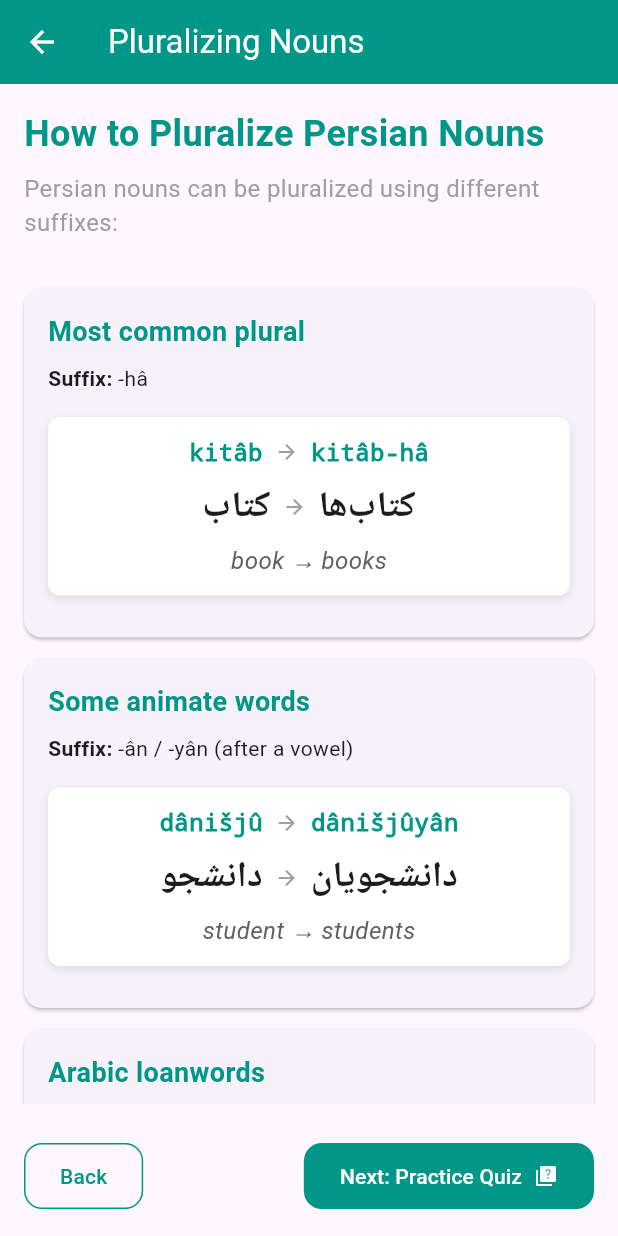
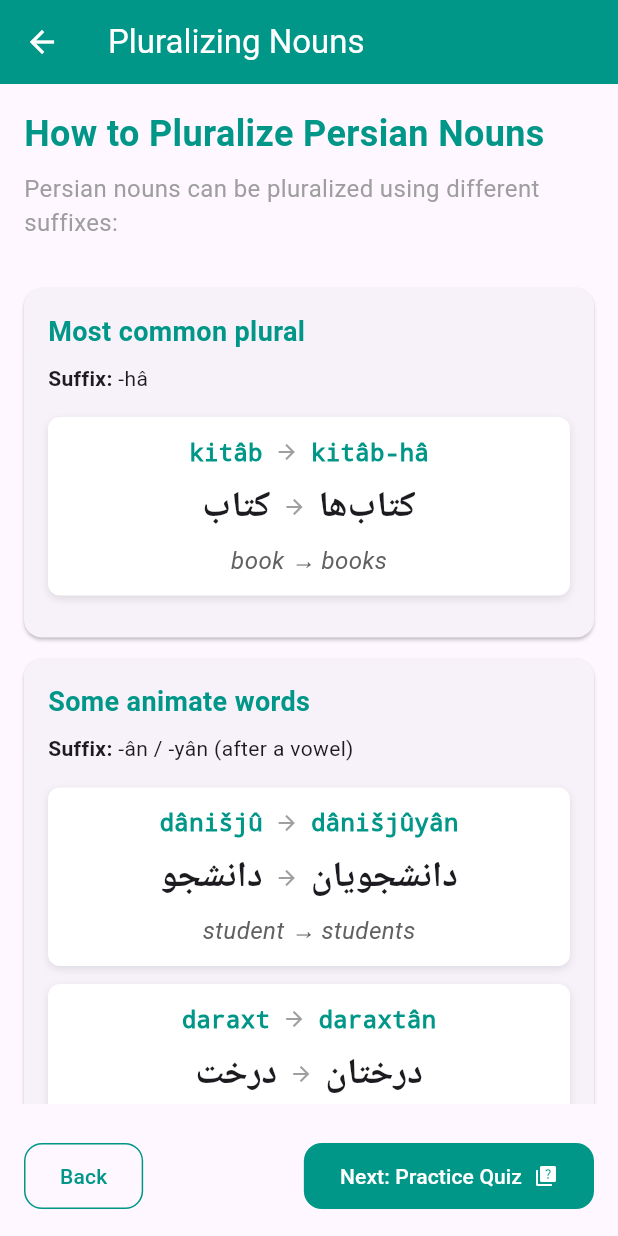
Before and after one commit to Tee-Ui-Seng/flutter-uas-2025, a Flutter app: the PluralizationPage screen opened directly, on a phone screen of 412 x 824 dp. Run offline on Flutter 3.47's test engine with Material 3 defaults, Android fonts, the phone set to English and light mode, and no system bars; our stand-ins replace audioplayers, cloud_firestore, firebase_auth, firebase_core; accounts and stored records are empty; generated files the repository leaves out were written again; Roboto replaces fonts that are missing (NotoNastaliqUrdu).

Commit message:
chore: commit local changes

```diff
--- a/lib/pages/noun_lessons/pluralization_page.dart
+++ b/lib/pages/noun_lessons/pluralization_page.dart
@@ -22,6 +22,11 @@ class PluralizationPage extends StatelessWidget {
       'meaning': 'student → students',
       'scriptFrom': 'دانشجو',
       'scriptTo': 'دانشجویان',
+      'exampleFrom2': 'daraxt',
+      'exampleTo2': 'daraxtân',
+      'meaning2': 'tree → trees',
+      'scriptFrom2': 'درخت',
+      'scriptTo2': 'درختان',
     },
     {
       'rule': 'Arabic loanwords',
@@ -31,7 +36,12 @@ class PluralizationPage extends StatelessWidget {
       'meaning': 'word → words',
       'scriptFrom': 'کلمه',
       'scriptTo': 'کلمات',
-      'notes': 'Note: The form kalima-hâ (کلمه‌ها) can also be found mostly in Tajik.',
+      'exampleFrom2': 'haivân',
+      'exampleTo2': 'haivânât',
+      'meaning2': 'animal → animals',
+      'scriptFrom2': 'حیوان',
+      'scriptTo2': 'حیوانات',
+      'notes': 'Note: The form kalima-hâ (کلمه‌ها), haivân-hâ (حیوان‌ها) can also be found mostly in Tajik.',
     },
     {
       'rule': 'Irregular plurals',
@@ -41,7 +51,22 @@ class PluralizationPage extends StatelessWidget {
       'meaning': 'object → objects',
       'scriptFrom': 'شیء',
       'scriptTo': 'اشیاء',
-      'notes': 'Note: The form šay’-hâ (شیءها) can also be found mostly in Tajik.',
+      'exampleFrom2': 'masjid',
+      'exampleTo2': 'masâjid',
+      'meaning2': 'mosque → mosques',
+      'scriptFrom2': 'مسجد',
+      'scriptTo2': 'مساجد',
+      'exampleFrom3': 'qânun',
+      'exampleTo3': 'qawânin',
+      'meaning3': 'law → laws',
+      'scriptFrom3': 'قانون',
+      'scriptTo3': 'قوانين',
+      'exampleFrom4': 'jazîra',
+      'exampleTo4': 'jazâ’ir',
+      'meaning4': 'island → islands',
+      'scriptFrom4': 'جزیره',
+      'scriptTo4': 'جزایر',
+      'notes': 'Note: The form šay’-hâ (شیءها), masjid-hâ (مسجدها), qânun-hâ (قانون‌ها), jazîra-hâ (جزیره‌ها) can also be found mostly in Tajik.',
     },
   ];
 
@@ -122,94 +147,43 @@ class PluralizationPage extends StatelessWidget {
                             const SizedBox(height: 16),
 
                             // ⭐ PLURAL TRANSFORMATION ⭐
-                            Container(
-                              padding: const EdgeInsets.all(12),
-                              margin: const EdgeInsets.only(bottom: 12),
-                              decoration: BoxDecoration(
-                                color: Colors.white,
-                                borderRadius: BorderRadius.circular(8),
-                                boxShadow: [
-                                  BoxShadow(
-                                    color: Colors.black.withValues(alpha: 0.1),
-                                    blurRadius: 4,
-                                    offset: const Offset(0, 2),
-                                  ),
-                                ],
+                            _moreExample(
+                              exampleFrom: rule['exampleFrom'],
+                              exampleTo: rule['exampleTo'],
+                              scriptFrom: rule['scriptFrom'],
+                              scriptTo: rule['scriptTo'],
+                              meaning: rule['meaning'],
+                            ),
+
+                            if (rule['exampleFrom2'] != null) ...[
+                              _moreExample(
+                                exampleFrom: rule['exampleFrom2'],
+                                exampleTo: rule['exampleTo2'],
+                                scriptFrom: rule['scriptFrom2'],
+                                scriptTo: rule['scriptTo2'],
+                                meaning: rule['meaning2'],
                               ),
-                              child: Column(
-                                children: [
-                                  // Latin script transformation
-                                  Row(
-                                    mainAxisAlignment: MainAxisAlignment.center,
-                                    children: [
-                                      Text(
-                                        rule['exampleFrom'],
-                                        style: const TextStyle(
-                                          fontFamily: 'Courier',
-                                          fontSize: 16,
-                                          fontWeight: FontWeight.bold,
-                                          color: Colors.teal,
-                                        ),
-                                      ),
-                                      const SizedBox(width: 8),
-                                      const Icon(Icons.arrow_forward, size: 16, color: Colors.grey),
-                                      const SizedBox(width: 8),
-                                      Text(
-                                        rule['exampleTo'],
-                                        style: const TextStyle(
-                                          fontFamily: 'Courier',
-                                          fontSize: 16,
-                                          fontWeight: FontWeight.bold,
-                                          color: Colors.teal,
-                                        ),
-                                      ),
-                                    ],
-                                  ),
+                            ],
 
-                                  const SizedBox(height: 8),
+                            if (rule['exampleFrom3'] != null) ...[
+                              _moreExample(
+                                exampleFrom: rule['exampleFrom3'],
+                                exampleTo: rule['exampleTo3'],
+                                scriptFrom: rule['scriptFrom3'],
+                                scriptTo: rule['scriptTo3'],
+                                meaning: rule['meaning3'],
+                              ),
+                            ],
 
-                                  // Persian script transformation
-                                  Row(
-                                    mainAxisAlignment: MainAxisAlignment.center,
-                                    children: [
-                                      Text(
-                                        rule['scriptFrom'],
-                                        style: const TextStyle(
-                                          fontSize: 24,
-                                          fontWeight: FontWeight.bold,
-                                          fontFamily: 'NotoNastaliqUrdu',
-                                        ),
-                                        textDirection: TextDirection.rtl,
-                                      ),
-                                      const SizedBox(width: 8),
-                                      const Icon(Icons.arrow_forward, size: 16, color: Colors.grey),
-                                      const SizedBox(width: 8),
-                                      Text(
-                                        rule['scriptTo'],
-                                        style: const TextStyle(
-                                          fontSize: 24,
-                                          fontWeight: FontWeight.bold,
-                                          fontFamily: 'NotoNastaliqUrdu',
-                                        ),
-                                        textDirection: TextDirection.rtl,
-                                      ),
-                                    ],
-                                  ),
-
-                                  const SizedBox(height: 6),
-
-                                  // Meaning
-                                  Text(
-                                    rule['meaning'],
-                                    style: TextStyle(
-                                      fontSize: 16,
-                                      color: Colors.grey[700],
-                                      fontStyle: FontStyle.italic,
-                                    ),
-                                  ),
-                                ],
+                            if (rule['exampleFrom4'] != null) ...[
+                              _moreExample(
+                                exampleFrom: rule['exampleFrom4'],
+                                exampleTo: rule['exampleTo4'],
+                                scriptFrom: rule['scriptFrom4'],
+                                scriptTo: rule['scriptTo4'],
+                                meaning: rule['meaning4'],
                               ),
-                            ),
+                            ],
 
                             // const SizedBox(height: 8),
 
@@ -349,4 +323,101 @@ class PluralizationPage extends StatelessWidget {
       ),
     );
   }
+
+  Widget _moreExample({
+    required String exampleFrom,
+    required String exampleTo,
+    required String scriptFrom,
+    required String scriptTo,
+    required String meaning,
+  }) {
+    return Container(
+      padding: const EdgeInsets.all(12),
+      margin: const EdgeInsets.only(bottom: 12),
+      decoration: BoxDecoration(
+        color: Colors.white,
+        borderRadius: BorderRadius.circular(8),
+        boxShadow: [
+          BoxShadow(
+            color: Colors.black.withValues(alpha: 0.1),
+            blurRadius: 4,
+            offset: const Offset(0, 2),
+          ),
+        ],
+      ),
+      child: Column(
+        children: [
+          // Latin script transformation
+          Row(
+            mainAxisAlignment: MainAxisAlignment.center,
+            children: [
+              Text(
+                exampleFrom,
+                style: const TextStyle(
+                  fontFamily: 'Courier',
+                  fontSize: 16,
+                  fontWeight: FontWeight.bold,
+                  color: Colors.teal,
+                ),
+              ),
+              const SizedBox(width: 8),
+              const Icon(Icons.arrow_forward, size: 16, color: Colors.grey),
+              const SizedBox(width: 8),
+              Text(
+                exampleTo,
+                style: const TextStyle(
+                  fontFamily: 'Courier',
+                  fontSize: 16,
+                  fontWeight: FontWeight.bold,
+                  color: Colors.teal,
+                ),
+              ),
+            ],
+          ),
+
+          const SizedBox(height: 8),
+
+          // Persian script transformation
+          Row(
+            mainAxisAlignment: MainAxisAlignment.center,
+            children: [
+              Text(
+                scriptFrom,
+                style: const TextStyle(
+                  fontSize: 24,
+                  fontWeight: FontWeight.bold,
+                  fontFamily: 'NotoNastaliqUrdu',
+                ),
+                textDirection: TextDirection.rtl,
+              ),
+              const SizedBox(width: 8),
+              const Icon(Icons.arrow_forward, size: 16, color: Colors.grey),
+              const SizedBox(width: 8),
+              Text(
+                scriptTo,
+                style: const TextStyle(
+                  fontSize: 24,
+                  fontWeight: FontWeight.bold,
+                  fontFamily: 'NotoNastaliqUrdu',
+                ),
+                textDirection: TextDirection.rtl,
+              ),
+            ],
+          ),
+
+          const SizedBox(height: 6),
+
+          // Meaning
+          Text(
+            meaning,
+            style: TextStyle(
+              fontSize: 16,
+              color: Colors.grey[700],
+              fontStyle: FontStyle.italic,
+            ),
+          ),
+        ],
+      ),
+    );
+  }
 }
--- a/lib/pages/verb_lessons/verb_intro_page.dart
+++ b/lib/pages/verb_lessons/verb_intro_page.dart
@@ -37,9 +37,9 @@ class _VerbIntroPageState extends State<VerbIntroPage> {
     {
       'title': 'Course Structure',
       'subtitle': 'Level 1 contains 3 main sections:',
-      'content': '1. **Present Tense Basics** - Learn the 3-step conjugation process\n'
-          '2. **Conjugation Tables** - Practice with different verb patterns\n'
-          '3. **Practice Exercises** - Apply what you\'ve learned\n\n'
+      'content': '1. [Present Tense Basics] - Learn the 3-step conjugation process\n'
+          '2. [Conjugation Tables] - Practice with different verb patterns\n'
+          '3. [Practice Exercises] - Apply what you\'ve learned\n\n'
           'Each section includes examples and interactive exercises.',
       'icon': Icons.list,
     },
```
Also changed, not shown: lib/pages/conversation_lessons/conversation_intro_page.dart (+7 -7 lines), lib/pages/conversation_lessons/time_greetings_page.dart (+13 -6 lines), lib/pages/noun_lessons/pronoun_plural_quiz_page.dart (+7 -9 lines), lib/pages/pronunciation_lessons/consonants_page.dart (+9 -9 lines), lib/pages/pronunciation_lessons/pronunciation_quiz_page.dart (+11 -11 lines), lib/pages/pronunciation_lessons/vowels_page.dart (+9 -9 lines), lib/pages/vocabulary_lessons/vocabulary_intro_page.dart (+9 -9 lines).
